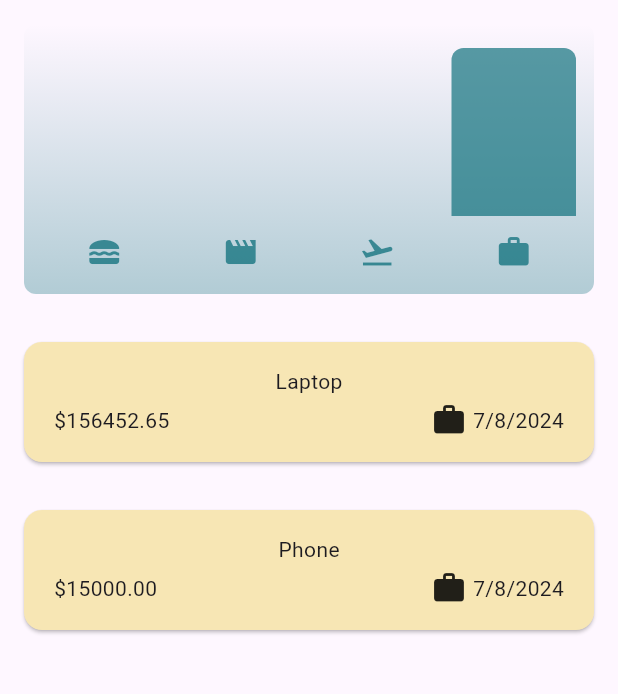
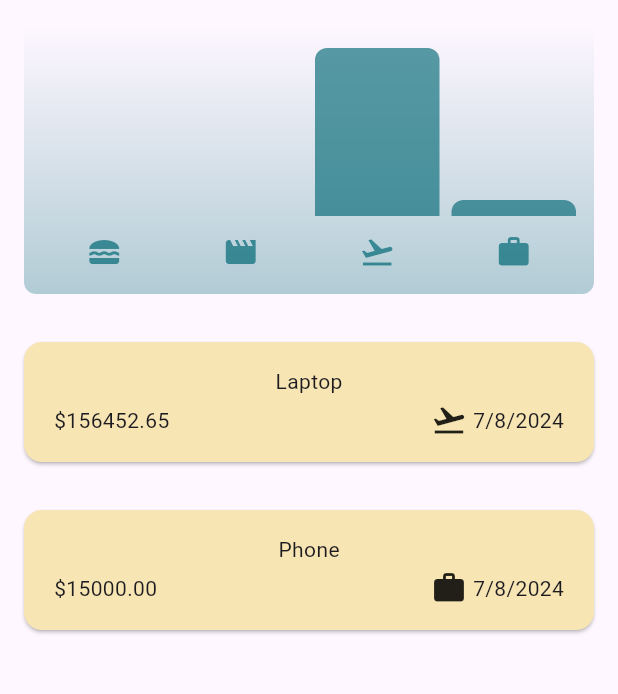
Before and after one commit to prasenjitagt/Test, a Flutter app: the screen it shows after launch, on a phone screen of 412 x 824 dp, the part 84-778 px from its top. Run offline on Flutter 3.47's test engine with Material 3 defaults, Android fonts, the light colour scheme and no system bars; our stand-ins replace file_picker, google_fonts; missing offline and left inert: dart:ffi, flutter_nearby_connections.

Commit message:
no changes

```diff
--- a/expense_tracker_app/lib/main.dart
+++ b/expense_tracker_app/lib/main.dart
@@ -1,10 +1,14 @@
 import 'package:expense_tracker_app/widgets/expenses.dart';
 import 'package:flutter/material.dart';
+// import 'package:flutter/services.dart';
 
 ColorScheme kMyColorScheme =
     ColorScheme.fromSeed(seedColor: Color.fromARGB(255, 250, 250, 250));
 
 void main() {
+  // WidgetsFlutterBinding.ensureInitialized();
+  // SystemChrome.setPreferredOrientations([DeviceOrientation.portraitUp])
+  //     .then((fn) {
   runApp(MaterialApp(
     debugShowCheckedModeBanner: false,
     theme: ThemeData().copyWith(
@@ -21,4 +25,5 @@ void main() {
     ),
     home: const Expenses(),
   ));
+  // });
 }
--- a/expense_tracker_app/lib/widgets/expenses.dart
+++ b/expense_tracker_app/lib/widgets/expenses.dart
@@ -18,7 +18,7 @@ class _ExpensesState extends State<Expenses> {
       title: "Laptop",
       amount: 156452.65,
       date: DateTime.now(),
-      category: Category.work,
+      category: Category.travel,
     ),
     Expense(
       title: "Phone",
@@ -65,6 +65,8 @@ class _ExpensesState extends State<Expenses> {
 
   @override
   Widget build(BuildContext context) {
+    final width = MediaQuery.of(context).size.width;
+
     Widget mainContent = const Center(child: Text("No Expenses. Add one!"));
 
     if (_registeredExpenses.isNotEmpty) {
@@ -83,12 +85,21 @@ class _ExpensesState extends State<Expenses> {
           )
         ],
       ),
-      body: Column(
-        children: [
-          Chart(expenses: _registeredExpenses),
-          Expanded(child: mainContent)
-        ],
-      ),
+      body: width < 600
+          ? Column(
+              children: [
+                Chart(expenses: _registeredExpenses),
+                Expanded(child: mainContent)
+              ],
+            )
+          : Row(
+              children: [
+                Expanded(
+                  child: Chart(expenses: _registeredExpenses),
+                ),
+                Expanded(child: mainContent)
+              ],
+            ),
     );
   }
 }
```
Also changed, not shown: expense_tracker_app/lib/widgets/new_expense.dart (+9 -2 lines), file_sharer/lib/sharing_screen.dart (+22 -2 lines).
